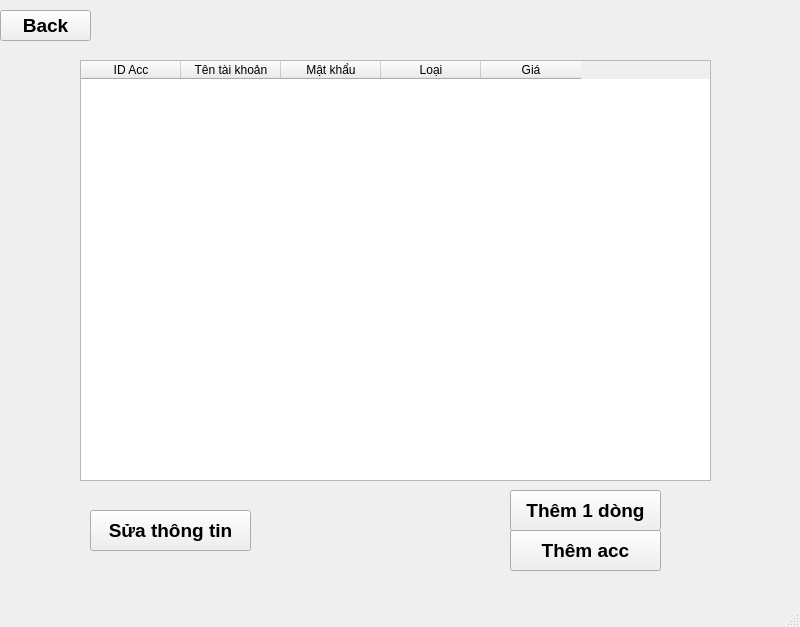
Before: the Qt Designer form main_project/quan_ly_acc.ui in langkhach612/account_store, drawn with Qt 5.
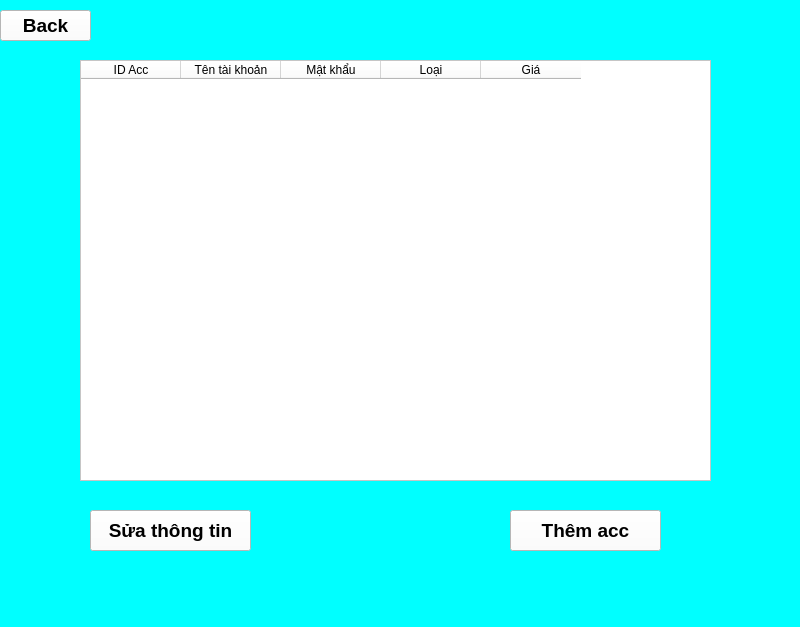
After: the same form once the commit is applied.

```diff
--- a/main_project/quan_ly_acc.ui
+++ b/main_project/quan_ly_acc.ui
@@ -13,6 +13,9 @@
   <property name="windowTitle">
    <string>Quản lý acc</string>
   </property>
+  <property name="styleSheet">
+   <string notr="true">background-color: rgb(0, 255, 255);</string>
+  </property>
   <widget class="QWidget" name="centralwidget">
    <widget class="QTableWidget" name="tableWidget">
     <property name="geometry">
@@ -23,6 +26,9 @@
       <height>421</height>
      </rect>
     </property>
+    <property name="styleSheet">
+     <string notr="true">background-color: rgb(255, 255, 255);</string>
+    </property>
     <column>
      <property name="text">
       <string>ID Acc</string>
@@ -65,9 +71,7 @@
      </font>
     </property>
     <property name="styleSheet">
-     <string notr="true">#btnDangky:hover{
-background-color:rgb(85, 255, 127);
-}</string>
+     <string notr="true">background-color: rgb(255, 255, 255);</string>
     </property>
     <property name="text">
      <string>Back</string>
@@ -89,9 +93,7 @@
      </font>
     </property>
     <property name="styleSheet">
-     <string notr="true">#btnDangky:hover{
-background-color:rgb(85, 255, 127);
-}</string>
+     <string notr="true">background-color: rgb(255, 255, 255);</string>
     </property>
     <property name="text">
      <string>Sửa thông tin</string>
@@ -101,7 +103,7 @@
     <property name="geometry">
      <rect>
       <x>510</x>
-      <y>530</y>
+      <y>510</y>
       <width>151</width>
       <height>41</height>
      </rect>
@@ -113,38 +115,12 @@
      </font>
     </property>
     <property name="styleSheet">
-     <string notr="true">#btnDangky:hover{
-background-color:rgb(85, 255, 127);
-}</string>
+     <string notr="true">background-color: rgb(255, 255, 255);</string>
     </property>
     <property name="text">
      <string>Thêm acc</string>
     </property>
    </widget>
-   <widget class="QPushButton" name="btnUpdate_2">
-    <property name="geometry">
-     <rect>
-      <x>510</x>
-      <y>490</y>
-      <width>151</width>
-      <height>41</height>
-     </rect>
-    </property>
-    <property name="font">
-     <font>
-      <pointsize>14</pointsize>
-      <bold>true</bold>
-     </font>
-    </property>
-    <property name="styleSheet">
-     <string notr="true">#btnDangky:hover{
-background-color:rgb(85, 255, 127);
-}</string>
-    </property>
-    <property name="text">
-     <string>Thêm 1 dòng</string>
-    </property>
-   </widget>
   </widget>
   <widget class="QMenuBar" name="menubar">
    <property name="geometry">
@@ -152,7 +128,7 @@
      <x>0</x>
      <y>0</y>
      <width>800</width>
-     <height>26</height>
+     <height>22</height>
     </rect>
    </property>
   </widget>
```
